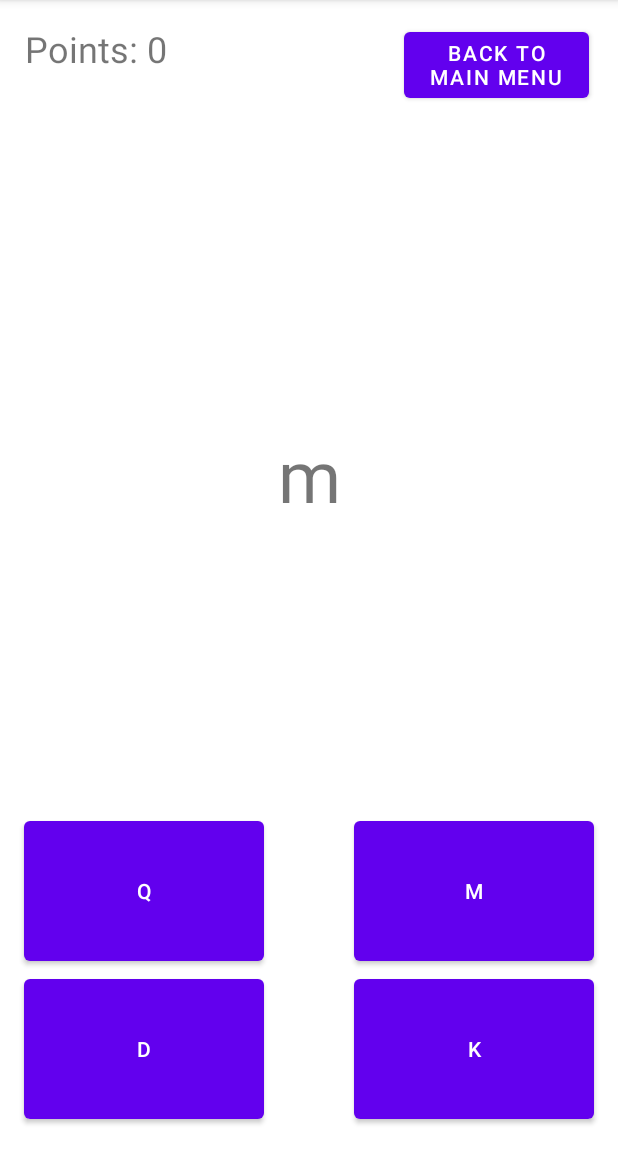
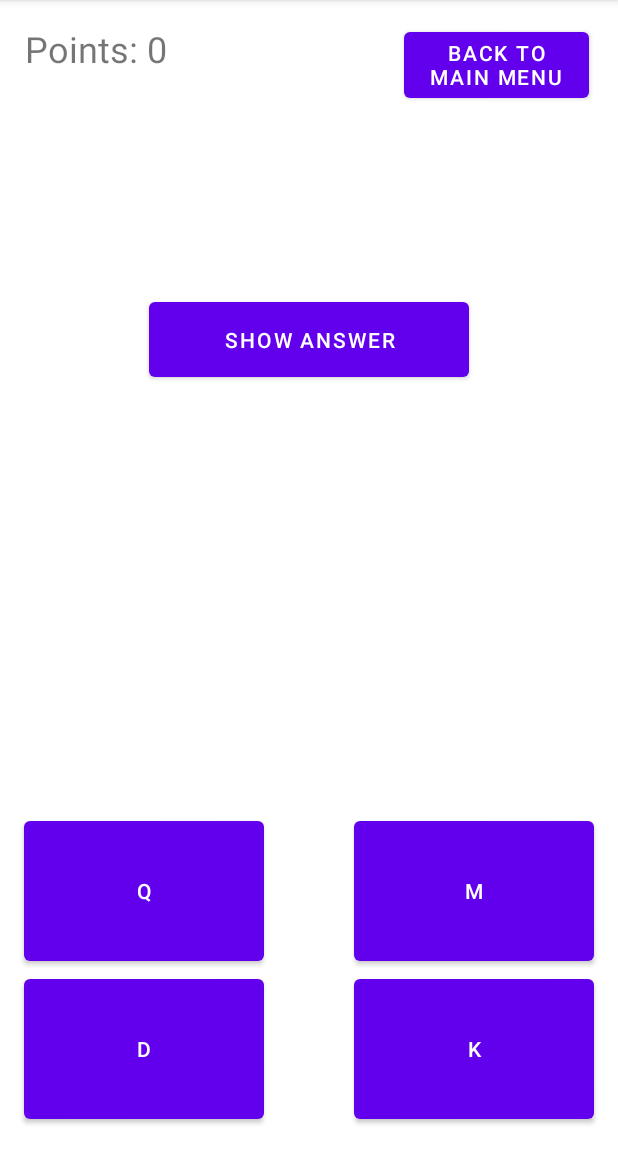
Before and after one commit to evangrau/CS315FinalProjectEKG, an Android app: the QuizActivity screen opened directly, with no data from a screen before it, on a phone screen of 412 x 824 dp, the part 84-1236 px from its top. Run offline under Robolectric (Android 15) with nearby library versions, the phone set to English and light mode, and no system bars; 2 statements that could not run were skipped.

Commit message:
show answer button implementation

```diff
--- a/app/src/main/java/com/example/cs315finalprojectekg/QuizActivity.java
+++ b/app/src/main/java/com/example/cs315finalprojectekg/QuizActivity.java
@@ -4,6 +4,7 @@ import androidx.appcompat.app.AppCompatActivity;
 
 import android.content.Intent;
 import android.os.Bundle;
+import android.view.View;
 import android.widget.Button;
 import android.widget.TextView;
 
@@ -14,6 +15,7 @@ public class QuizActivity extends AppCompatActivity {
     Intent intent;
     Bundle extras;
     Button mainMenuBtn;
+    Button showAnswerBtn;
     Button topLeftBtn, topRightBtn, bottomLeftBtn, bottomRightBtn;
     TextView pointsLabel, answerLabel;
     int points = 0;
@@ -30,27 +32,37 @@ public class QuizActivity extends AppCompatActivity {
 
         pointsLabel = (TextView) findViewById(R.id.points_label);
         answerLabel = (TextView) findViewById(R.id.answer_label);
+        answerLabel.setVisibility(View.INVISIBLE);
+
+        showAnswerBtn = (Button) findViewById(R.id.show_answer);
+        showAnswerBtn.setOnClickListener(view -> {
+            answerLabel.setVisibility(View.VISIBLE);
+        });
 
         mainMenuBtn = (Button) findViewById(R.id.main_menu_btn);
         mainMenuBtn.setOnClickListener(view -> {
             Intent intent = new Intent(QuizActivity.this, MainActivity.class);
             startActivity(intent);
         });
+
         topLeftBtn = (Button) findViewById(R.id.top_left);
         topLeftBtn.setOnClickListener(view -> {
             System.out.println("This is the top left button");
             changePoints(topLeftBtn.getText().toString());
         });
+
         topRightBtn = (Button) findViewById(R.id.top_right);
         topRightBtn.setOnClickListener(view -> {
             System.out.println("This is the top right button");
             changePoints(topRightBtn.getText().toString());
         });
+
         bottomLeftBtn = (Button) findViewById(R.id.bottom_left);
         bottomLeftBtn.setOnClickListener(view -> {
             System.out.println("This is the bottom left button");
             changePoints(bottomLeftBtn.getText().toString());
         });
+
         bottomRightBtn = (Button) findViewById(R.id.bottom_right);
         bottomRightBtn.setOnClickListener(view -> {
             System.out.println("This is the bottom right button");
@@ -70,6 +82,7 @@ public class QuizActivity extends AppCompatActivity {
             points++;
         }
         pointsLabel.setText("Points: " + points);
+        answerLabel.setVisibility(View.INVISIBLE);
         if (quizType.equals("colors")) {
             selectColor();
         } else {
--- a/app/src/main/res/layout/activity_quiz.xml
+++ b/app/src/main/res/layout/activity_quiz.xml
@@ -85,4 +85,15 @@
         app:layout_constraintStart_toStartOf="parent"
         app:layout_constraintTop_toTopOf="parent"
         app:layout_constraintVertical_bias="0.404" />
+
+    <Button
+        android:id="@+id/show_answer"
+        android:layout_width="213dp"
+        android:layout_height="62dp"
+        android:text="@string/show_answer"
+        app:layout_constraintBottom_toBottomOf="parent"
+        app:layout_constraintEnd_toEndOf="parent"
+        app:layout_constraintStart_toStartOf="parent"
+        app:layout_constraintTop_toTopOf="parent"
+        app:layout_constraintVertical_bias="0.277" />
 </androidx.constraintlayout.widget.ConstraintLayout>
--- a/app/src/main/res/values/strings.xml
+++ b/app/src/main/res/values/strings.xml
@@ -8,8 +8,9 @@
     <string name="lc_welcome">Welcome to the learning colors quiz! Tap the button below to begin!</string>
     <string name="start_quiz_label">Start Quiz</string>
     <string name="main_menu">Back to Main Menu</string>
-    <string name="red_button">Red Button</string>
-    <string name="blue_button">Blue Button</string>
-    <string name="yellow_button">Yellow Button</string>
-    <string name="green_button">Green Button</string>
+    <string name="red_button">Top Left Button</string>
+    <string name="blue_button">Top Right Button</string>
+    <string name="yellow_button">Bottom Left Button</string>
+    <string name="green_button">Bottom Right Button</string>
+    <string name="show_answer">Show Answer</string>
 </resources>
```
